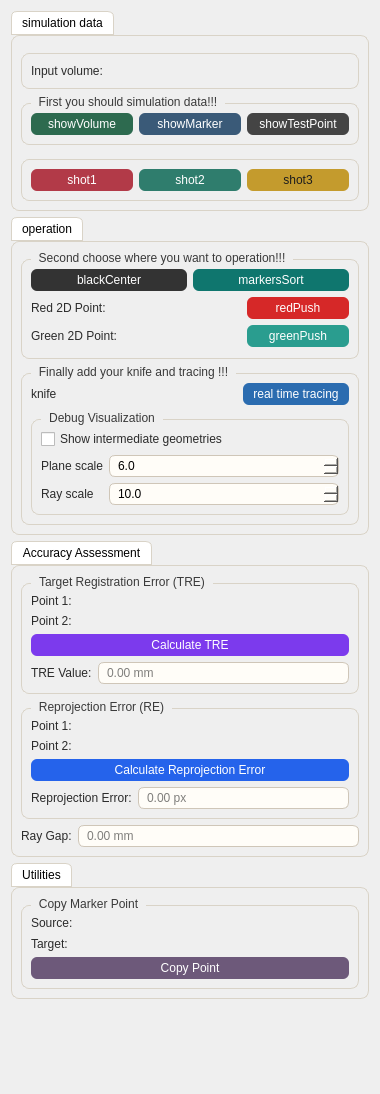
Old version of the form Resources/UI/Biplane.ui in the repository CodingHHW/Biplane.
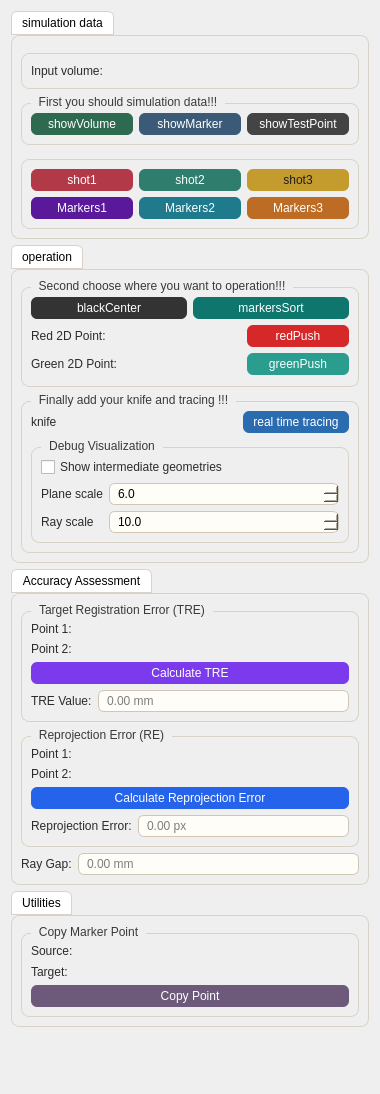
New version of the form. Custom widgets are drawn as their Qt base class.

Commit message: Fix markers reuse and add transform buttons

What changed in the file:
```diff
--- a/Resources/UI/Biplane.ui
+++ b/Resources/UI/Biplane.ui
@@ -161,6 +161,16 @@
               </property>
              </widget>
             </item>
+             <item>
+              <widget class="QPushButton" name="markers1Button">
+               <property name="styleSheet">
+                <string>QPushButton { background-color: #5a189a; color: white; border-radius: 6px; padding: 4px 10px; } QPushButton:hover { background-color: #3c0f66; }</string>
+               </property>
+               <property name="text">
+                <string>Markers1</string>
+               </property>
+              </widget>
+             </item>
            </layout>
           </item>
           <item>
@@ -175,6 +185,16 @@
               </property>
              </widget>
             </item>
+             <item>
+              <widget class="QPushButton" name="markers2Button">
+               <property name="styleSheet">
+                <string>QPushButton { background-color: #1f7a8c; color: white; border-radius: 6px; padding: 4px 10px; } QPushButton:hover { background-color: #165966; }</string>
+               </property>
+               <property name="text">
+                <string>Markers2</string>
+               </property>
+              </widget>
+             </item>
            </layout>
           </item>
           <item>
@@ -189,6 +209,16 @@
               </property>
              </widget>
             </item>
+             <item>
+              <widget class="QPushButton" name="markers3Button">
+               <property name="styleSheet">
+                <string>QPushButton { background-color: #bc6c25; color: white; border-radius: 6px; padding: 4px 10px; } QPushButton:hover { background-color: #8c4f1b; }</string>
+               </property>
+               <property name="text">
+                <string>Markers3</string>
+               </property>
+              </widget>
+             </item>
            </layout>
           </item>
          </layout>
```
The commit also changes 1 other file.
